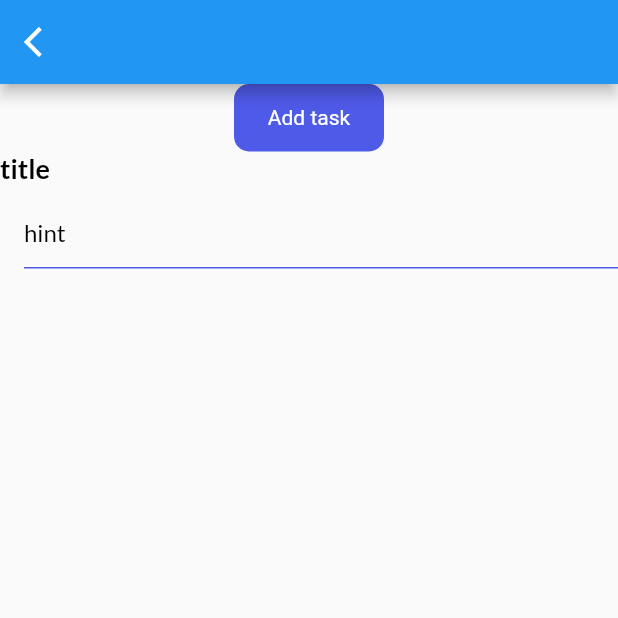
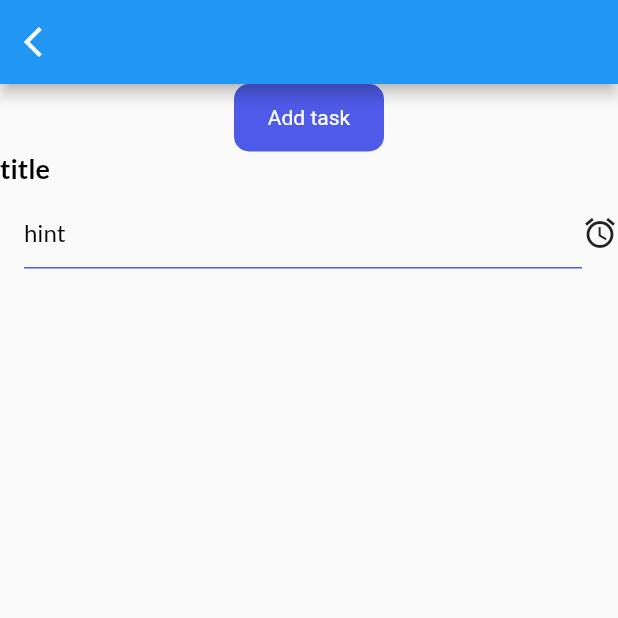
Before and after one commit to HowkMii/Todo-Mii, a Flutter app: the screen it shows after launch, on a phone screen of 412 x 824 dp, the top half of it. Run offline on Flutter 3.47's test engine with Material 2 defaults, Android fonts, the phone set to English and light mode, and no system bars; our stand-ins replace get, get_storage, google_fonts.

Commit message:
input field

```diff
--- a/lib/ui/pages/home_page.dart
+++ b/lib/ui/pages/home_page.dart
@@ -34,7 +34,7 @@ class _HomePageState extends State<HomePage> {
             crossAxisAlignment: CrossAxisAlignment.center,
             children: [
               MyButton(label: 'Add task',onTap: (){},),
-              const InputField(hint: 'hint', title: 'title')
+              const InputField(hint: 'hint', title: 'title',widget: Icon(Icons.access_alarm),)
             ],
           ),
       )),
--- a/lib/ui/widgets/input_field.dart
+++ b/lib/ui/widgets/input_field.dart
@@ -1,4 +1,5 @@
 import 'package:flutter/material.dart';
+import 'package:get/get.dart';
 import 'package:get/get_utils/src/extensions/context_extensions.dart';
 import 'package:todomii/ui/size_config.dart';
 
@@ -32,12 +33,15 @@ class InputField extends StatelessWidget {
             children: [
               Expanded(child: TextFormField(
                 controller: controller,
+                readOnly: widget!=null? true:false,
                 autofocus: false,
+                cursorColor: Get.isDarkMode? Colors.grey[100]:Colors.grey[700] ,
+                style: subtitleStyle,
                 decoration: InputDecoration(
                   hintText: hint,
                   hintStyle: subtitleStyle,
                   enabledBorder: UnderlineInputBorder(borderSide: BorderSide(color: context.theme.backgroundColor)) ,
-                  focusedBorder: UnderlineInputBorder(borderSide: BorderSide(color: context.theme.backgroundColor))
+                  focusedBorder: UnderlineInputBorder(borderSide: BorderSide(color: context.theme.backgroundColor,width:0 ))
 
                 ),
               )),
```
